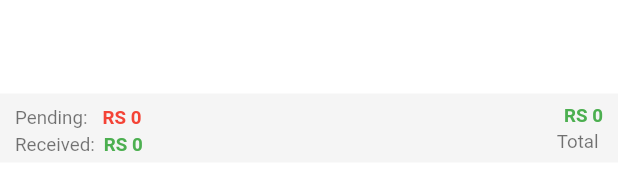
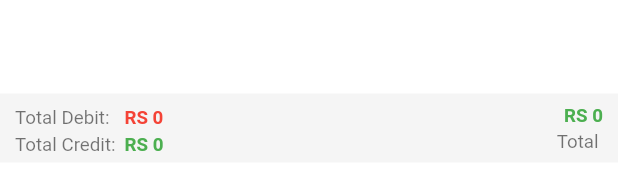
Before and after one commit to AsifRehman/Online-Khata-Final, a Flutter app: the PartiesItem widget shown alone on an empty page, opened directly with empty values, on a phone screen of 412 x 824 dp. Shown: the part 490-680 px from the top of the screen. Run offline on Flutter 3.47's test engine with Material 2 defaults, Android fonts, the phone set to English and light mode, and no system bars; our stand-ins replace fluttertoast, pdf, permission_handler, share, shared_preferences, sqflite; missing offline and left inert: downloads_path_provider, flutter_full_pdf_viewer, mongo_dart; accounts and stored records are empty.

Commit message:
mobile1 and 2 fields added.

```diff
--- a/lib/sqflite_database/DbProvider.dart
+++ b/lib/sqflite_database/DbProvider.dart
@@ -72,10 +72,10 @@ class DbProvider {
           );""";
 
   static const partLegTable = """
-          CREATE VIEW IF NOT EXISTS PartyLeg AS SELECT 0 as vocNo, date, 'OP' tType, 'OPENING...' as description, partyID, partyName, debit, credit, IFNULL(debit,0)-IFNULL(credit,0) as Bal FROM Party UNION ALL SELECT vocNo, date, tType, description, partyID, Null, debit, credit, IFNULL(debit,0)-IFNULL(credit,0) as Bal FROM Ledger;""";
+          CREATE VIEW IF NOT EXISTS PartyLeg AS SELECT 0 as vocNo, date, 'OP' tType, 'OPENING...' as description, partyID, partyName, mobile1, mobile2, debit, credit, IFNULL(debit,0)-IFNULL(credit,0) as Bal FROM Party UNION ALL SELECT vocNo, date, tType, description, partyID, Null, null, null, debit, credit, IFNULL(debit,0)-IFNULL(credit,0) as Bal FROM Ledger;""";
 
   static const partLegSumTable = """
-          CREATE VIEW IF NOT EXISTS PartyLegSum AS SELECT partyID, MAX(partyName) as partyName, debit, credit, SUM(Bal) as Bal FROM PartyLeg GROUP BY partyID;""";
+          CREATE VIEW IF NOT EXISTS PartyLegSum AS SELECT partyID, MAX(partyName) as partyName, max(mobile1) as mobile1, max(mobile2) as mobile2, sum(debit) as debit, sum(credit) as credit, SUM(Bal) as Bal FROM PartyLeg GROUP BY partyID;""";
 
   Future addPartyItem(var collection) async {
     final sqliteDb = await init(); //open database
@@ -182,13 +182,14 @@ class DbProvider {
     final maps = await sqliteDb.query('PartyLegSum');
 
     return List.generate(maps.length, (i) {
-      print(maps[i]);
       //create a list of Categories
       return PartyModel(
         partyID: maps[i]['partyID'],
         partyName: maps[i]['partyName'],
         debit: maps[i]['debit'],
         credit: maps[i]['credit'],
+        mobile1: maps[i]['mobile1'],
+        mobile2: maps[i]['mobile2'],
         total: maps[i]['Bal'],
       );
     });
--- a/lib/ui/home_screen.dart
+++ b/lib/ui/home_screen.dart
@@ -306,7 +306,7 @@ class PartiesItem extends StatelessWidget {
                                   margin:
                                       EdgeInsets.fromLTRB(0.0, 3.0, 3.0, 0.0),
                                   child: Text(
-                                    'Pending:',
+                                    'Total Debit:',
                                     textAlign: TextAlign.right,
                                     maxLines: 1,
                                     softWrap: true,
@@ -360,7 +360,7 @@ class PartiesItem extends StatelessWidget {
                                   margin:
                                       EdgeInsets.fromLTRB(0.0, 3.0, 3.0, 0.0),
                                   child: Text(
-                                    'Received:',
+                                    'Total Credit:',
                                     textAlign: TextAlign.right,
                                     maxLines: 1,
                                     softWrap: true,
```
